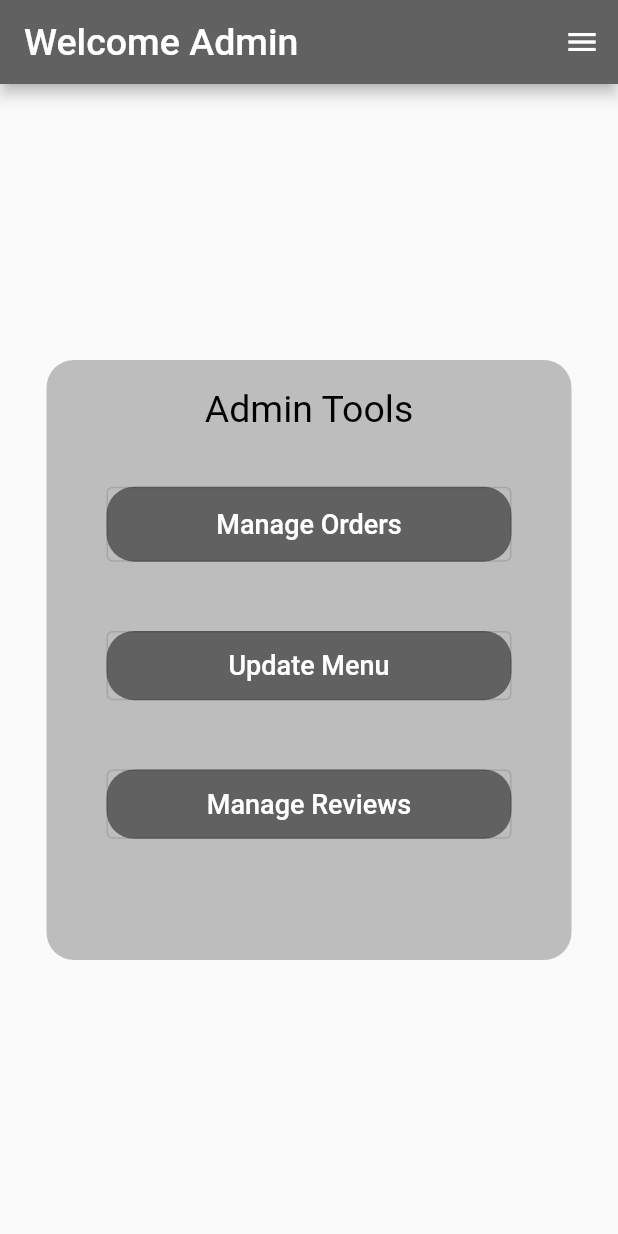
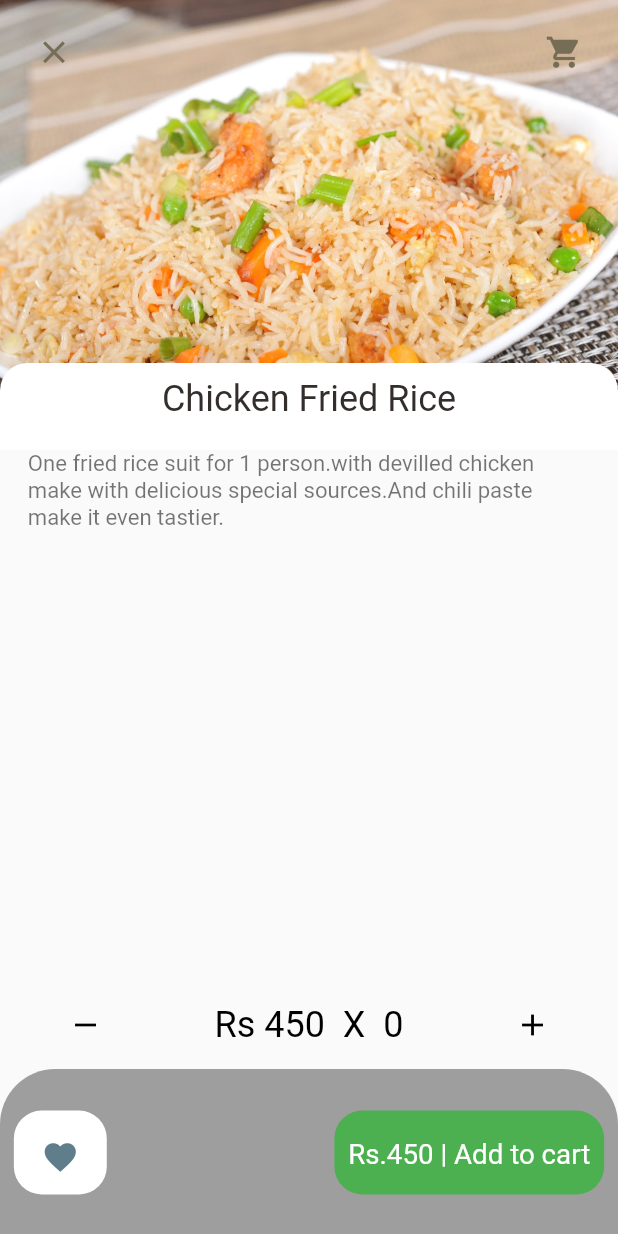
Before and after one commit to hlNaveen/food_project, a Flutter app: the screen it shows after launch, on a phone screen of 412 x 824 dp. Run offline on Flutter 3.47's test engine with Material 2 defaults, Android fonts, the phone set to English and light mode, and no system bars; our stand-ins replace dots_indicator, get; network calls fail.

Commit message:
new updates

```diff
--- /dev/null
+++ b/lib/contollers/today_product_contoller.dart
@@ -0,0 +1,27 @@
+import 'package:food_app/data/reposotory/today_pro_rep.dart';
+import 'package:get/get.dart';
+
+import '../model/today_product_model.dart';
+
+class TodayProductController extends GetxService{
+  final TodayProductRep todayProductRep;
+  TodayProductController({required this.todayProductRep});
+  List<dynamic> _todayProductList=[];
+  List<dynamic> get todayroductList => _todayProductList;
+
+  Future<void> getPopularProduct()async{
+    Response response = await todayProductRep.getTodayProductList();
+    if(response.statusCode==200){
+
+      _todayProductList=[];
+      _todayProductList.addAll(Product.fromJson(response.body).products);
+      print(_todayProductList);
+      update();
+    }else{
+
+    }
+  }
+
+  void update() {}
+
+}
--- /dev/null
+++ b/lib/data/reposotory/today_pro_rep.dart
@@ -0,0 +1,13 @@
+import 'package:get/get.dart';
+
+import '../api/api-client.dart';
+
+class TodayProductRep extends GetxService{
+  final ApiClient apiClient;
+  TodayProductRep({required this.apiClient});
+
+  Future<Response> getTodayProductList() async{
+    return await apiClient.getData("/api/v1/products/today"); //create server point
+
+  }
+}
--- a/lib/main.dart
+++ b/lib/main.dart
@@ -1,11 +1,15 @@
 import 'package:flutter/material.dart';
+import 'package:food_app/contollers/today_product_contoller.dart';
 import 'package:food_app/screen/admin/adminhome.dart';
+import 'package:food_app/screen/food/rec_food_detail.dart';
 import 'package:food_app/screen/food/today_food_detail.dart';
 import 'package:food_app/screen/home/main_food_page.dart';
 import 'package:get/get.dart';
+import 'help/dependencies.dart' as dep;
 
 Future<void> main() async {
   WidgetsFlutterBinding.ensureInitialized();
+  await dep.init();
   runApp(const MyApp());
 }
 
@@ -15,16 +19,15 @@ class MyApp extends StatelessWidget {
 
   @override
   Widget build(BuildContext context) {
+    Get.find<TodayProductController>().getPopularProduct();
     return GetMaterialApp(
 
       debugShowCheckedModeBanner: false,
       title: 'Flutter Demo',
-
       theme: ThemeData(
         primarySwatch: Colors.blue,
       ),
-
-      home: Admin(),
+      home: RecomendedFoodDetail(),
     );
   }
 }
--- /dev/null
+++ b/lib/screen/food/rec_food_detail.dart
@@ -0,0 +1,129 @@
+import 'package:flutter/material.dart';
+import 'package:food_app/widgets/big_text.dart';
+import 'package:food_app/widgets/expanable_text_widget.dart';
+
+import '../../utility/dimention.dart';
+import '../../widgets/app_icon.dart';
+
+class RecomendedFoodDetail extends StatelessWidget {
+  const RecomendedFoodDetail({Key? key}) : super(key: key);
+
+
+  @override
+  Widget build(BuildContext context) {
+    return Scaffold(
+      body: CustomScrollView(
+        slivers: [
+          SliverAppBar(
+            toolbarHeight: 70,
+            title: Row(
+              mainAxisAlignment: MainAxisAlignment.spaceBetween,
+              children: [
+                AppIcon(icon: Icons.clear),
+                AppIcon(icon: Icons.shopping_cart)
+              ],
+            ),
+            bottom: PreferredSize(
+              preferredSize: Size.fromHeight(20),
+              child: Container(
+                child: Center(child: BigText(size:Dimensions.font26, text: "Chicken Fried Rice")),
+                width: double.maxFinite,
+                padding: EdgeInsets.only(top: 10, bottom: 20),
+                decoration: BoxDecoration(
+                  color: Colors.white,
+                  borderRadius: BorderRadius.only(
+                    topRight: Radius.circular(Dimensions.radius20),
+                    topLeft: Radius.circular(Dimensions.radius20),
+                    //bottomLeft: Radius.circular(Dimensions.radius20),
+                    //bottomRight: Radius.circular(Dimensions.radius20),
+
+                  )
+                ),
+              ),
+            ),
+            pinned: true,
+            backgroundColor: Colors.lightGreen,
+            expandedHeight: 300,
+            flexibleSpace: FlexibleSpaceBar(
+              background: Image.asset("assets/images/fried-rice.jpeg",
+                width: double.maxFinite,
+                fit: BoxFit.cover,
+              ),
+            ),
+          ),
+          SliverToBoxAdapter(
+            child: Column(
+              children: [
+                Container(
+                  child: ExpandableTextWidget(text: "One fried rice suit for 1 person.with devilled chicken make with delicious special sources.And chili paste make it even tastier."),
+                margin: EdgeInsets.only(left: Dimensions.width20, right: Dimensions.width20),
+                )
+              ],
+            ),
+          ),
+        ],
+      ),
+      bottomNavigationBar: Column(
+        mainAxisSize: MainAxisSize.min,
+        children: [
+          Container(
+            padding: EdgeInsets.only(
+              left: Dimensions.width20*2,
+              right: Dimensions.width20*2,
+              top: Dimensions.height10,
+              bottom: Dimensions.height10,
+            ),
+            child: Row(
+              mainAxisAlignment: MainAxisAlignment.spaceBetween,
+              children: [
+                AppIcon(
+                    iconSize: Dimensions.font26,
+                    iconColor:Colors.black, backgroundColor:Colors.blueGrey, icon: Icons.remove),
+                BigText(text: "\Rs 450 "+" X "+" 0",color: Colors.black,size: Dimensions.font26),
+                AppIcon(iconSize: Dimensions.font26,
+                    iconColor:Colors.black, backgroundColor:Colors.blueGrey, icon: Icons.add)
+              ],
+            ),
+          ),
+          Container(
+            height: Dimensions.bottomHeightBar,
+            padding: EdgeInsets.only(top:Dimensions.height30, bottom: Dimensions.height30, left: Dimensions.width10, right: Dimensions.width10),
+            decoration: BoxDecoration(
+                color: Colors.grey,
+                borderRadius: BorderRadius.only(
+                  topLeft: Radius.circular(Dimensions.radius20*2),
+                  topRight: Radius.circular(Dimensions.radius20*2),
+                )
+            ),
+            child: Row(
+              mainAxisAlignment: MainAxisAlignment.spaceBetween,
+              children: [
+                Container(
+                  padding: EdgeInsets.only(top: Dimensions.height20, bottom: Dimensions.height20, left: Dimensions.width20, right: Dimensions.width20),
+                  decoration: BoxDecoration(
+                      borderRadius: BorderRadius.circular(Dimensions.radius20),
+                      color: Colors.white
+                  ),
+                  child: Icon(
+                    Icons.favorite,
+                    color: Colors.blueGrey,
+                    size: 25,
+                  ),
+                ),
+                Container(
+                  padding: EdgeInsets.only(top: Dimensions.height20, bottom: Dimensions.height20, left: Dimensions.width10,right: Dimensions.width10),
+
+                  child: BigText(text: "\Rs.450 | Add to cart", color: Colors.white,),
+                  decoration: BoxDecoration(
+                    borderRadius: BorderRadius.circular((Dimensions.radius20),),
+                    color: Colors.green,
+                  ),
+                ),
+              ],
+            ),
+          ),
+        ],
+      ),
+    );
+  }
+}
--- a/lib/utility/dimention.dart
+++ b/lib/utility/dimention.dart
@@ -21,7 +21,7 @@ class Dimensions{
   static double width20 = screenHeight/44.6;
   static double width30 = screenHeight/29.7;
 
-  //892/20 = 44.6
+  // 892/20 = 44.6
   static double font16 = screenHeight/55.75;
   static double font20 = screenHeight/44.6;
   static double font26 = screenHeight/34.3;
--- a/lib/widgets/app_icon.dart
+++ b/lib/widgets/app_icon.dart
@@ -8,11 +8,15 @@ class AppIcon extends StatelessWidget {
   final Color backgroundColor;
   final Color iconColor;
   final double size;
-  const AppIcon({Key? key,
+  final double iconSize;
+
+   AppIcon({Key? key,
     required this.icon,
     this.backgroundColor= const Color(0xFFfcf4e4),
     this.iconColor= const Color(0xFF756d56),
-    this.size=40
+    this.size=40,
+    this.iconSize=25
+
   }) : super(key: key);
 
   @override
@@ -26,7 +30,7 @@ class AppIcon extends StatelessWidget {
         child: Icon(
           icon,
           color:iconColor,
-          size: Dimensions.iconSize25,
+          size:iconSize
         )
     );
   }
```
Also changed, not shown: lib/data/api/api-client.dart (added, +27 -0 lines), lib/help/dependencies.dart (added, +17 -0 lines), lib/model/today_product_model.dart (added, +55 -0 lines), lib/utility/app_constants.dart (added).
